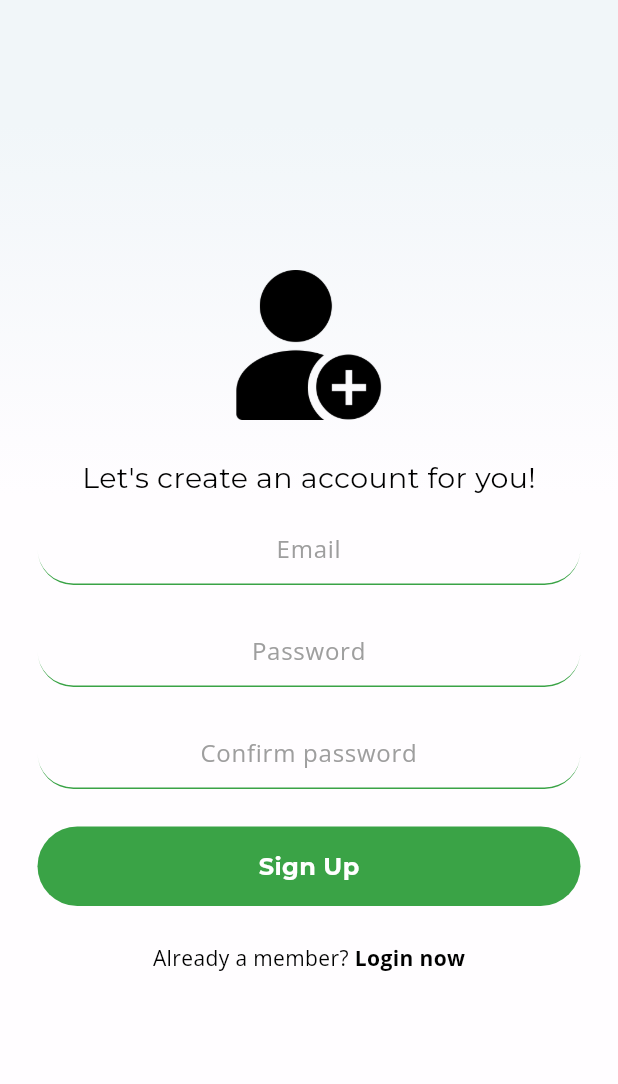
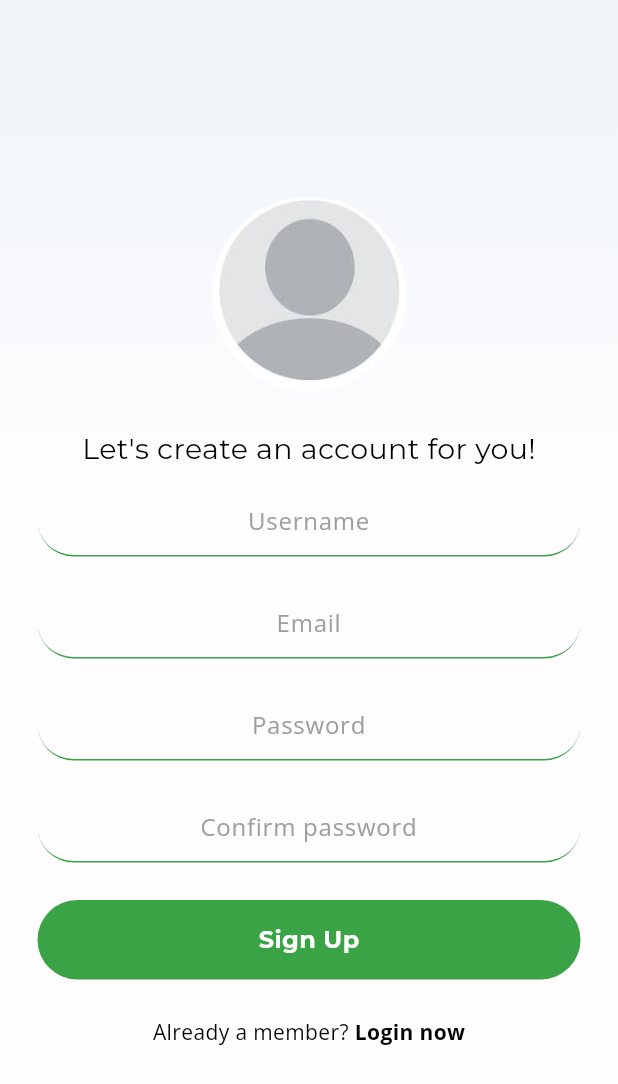
Before and after one commit to mohamedamineelabidi/myntriniw, a Flutter app: the RegisterPage screen opened directly with empty values, after a tap on "Sign Up", on a phone screen of 412 x 824 dp. Shown: the top 1084 px of the screen. Run offline on Flutter 3.47's test engine with Material 3 defaults, Android fonts, the phone set to English and light mode, and no system bars; our stand-ins replace cloud_firestore, firebase_auth, firebase_core, firebase_storage, google_fonts, image_picker and 1 more; missing offline and left inert: firebase_app_check; accounts and stored records are empty; network calls fail.

Commit message:
first commit

```diff
--- a/lib/components/my_story.dart
+++ b/lib/components/my_story.dart
@@ -66,7 +66,9 @@ class _MyStoryState extends State<MyStory> {
                       ),
                       shape: BoxShape.circle,
                       image: DecorationImage(
-                        image: NetworkImage(widget.imageUrl),
+                        image: widget.imageUrl != "defautIMG"
+                            ? NetworkImage(widget.imageUrl)
+                            : const AssetImage("images/user.jpeg"),
                         fit: BoxFit.cover,
                       ),
                     ),
--- a/lib/main.dart
+++ b/lib/main.dart
@@ -7,11 +7,16 @@ import 'package:ntrriniw_v0/pages/home_page.dart';
 import 'package:ntrriniw_v0/services/auth/auth_gate.dart';
 import 'package:ntrriniw_v0/services/auth/auth_service.dart';
 import 'package:provider/provider.dart';
+import 'package:firebase_app_check/firebase_app_check.dart';
 
 void main() async {
   WidgetsFlutterBinding.ensureInitialized();
   await Firebase.initializeApp(options: DefaultFirebaseOptions.currentPlatform);
   bool hasSeen = await SharedPrefsHelper.hasSeenGetStarted();
+  await FirebaseAppCheck.instance.activate(
+    androidProvider: AndroidProvider.playIntegrity,
+    appleProvider: AppleProvider.deviceCheck,
+  );
   runApp(ChangeNotifierProvider(
     create: (context) => AuthService(),
     child: MyApp(hasSeen: hasSeen),
--- a/lib/pages/register_page.dart
+++ b/lib/pages/register_page.dart
@@ -1,9 +1,11 @@
 import 'package:flutter/material.dart';
 import 'package:google_fonts/google_fonts.dart';
+import 'package:image_picker/image_picker.dart';
 import 'package:ntrriniw_v0/components/my_button.dart';
 import 'package:ntrriniw_v0/components/my_text_field.dart';
 import 'package:ntrriniw_v0/services/auth/auth_service.dart';
 import 'package:provider/provider.dart';
+import 'dart:io';
 
 class RegisterPage extends StatefulWidget {
   final void Function()? onTap;
@@ -14,6 +16,9 @@ class RegisterPage extends StatefulWidget {
 }
 
 class _RegisterPageState extends State<RegisterPage> {
+  File? _image;
+  final picker = ImagePicker();
+  final usernamecontroller = TextEditingController();
   final emailcontroller = TextEditingController();
   final passwdcontroller = TextEditingController();
   final confirmPasswdcontroller = TextEditingController();
@@ -30,8 +35,8 @@ class _RegisterPageState extends State<RegisterPage> {
     final authService = Provider.of<AuthService>(context, listen: false);
 
     try {
-      authService.signUpWithEmailandPassword(
-          emailcontroller.text, passwdcontroller.text);
+      authService.signUpWithEmailandPassword(emailcontroller.text,
+          passwdcontroller.text, usernamecontroller.text, _image);
     } catch (e) {
       // ignore: use_build_context_synchronously
       ScaffoldMessenger.of(context).showSnackBar(
@@ -42,6 +47,18 @@ class _RegisterPageState extends State<RegisterPage> {
         ),
       );
     }
+  }
+
+  Future<void> _pickImage() async {
+    final pickedFile = await picker.pickImage(source: ImageSource.gallery);
+
+    setState(() {
+      if (pickedFile != null) {
+        _image = File(pickedFile.path);
+      } else {
+        print('No image selected.');
+      }
+    });
   }
 
   @override
@@ -69,7 +86,26 @@ class _RegisterPageState extends State<RegisterPage> {
                   mainAxisAlignment: MainAxisAlignment.center,
                   children: [
                     const SizedBox(height: 50),
-                    Image.asset('images/add.png', width: 100, height: 100),
+                    GestureDetector(
+                      onTap: () async {
+                        await _pickImage();
+                      },
+                      child: ClipOval(
+                        child: Container(
+                          width: 130.0,
+                          height: 130.0,
+                          decoration: BoxDecoration(
+                            shape: BoxShape.circle,
+                            image: DecorationImage(
+                              image: _image == null
+                                  ? const AssetImage("images/user.jpeg")
+                                  : FileImage(_image!),
+                              fit: BoxFit.cover,
+                            ),
+                          ),
+                        ),
+                      ),
+                    ),
                     const SizedBox(height: 25),
                     Text(
                       "Let's create an account for you!",
@@ -79,6 +115,11 @@ class _RegisterPageState extends State<RegisterPage> {
                       ),
                     ),
                     const SizedBox(height: 10),
+                    MyTextField(
+                        controller: usernamecontroller,
+                        hintText: "Username",
+                        obscureText: false),
+                    const SizedBox(height: 20),
                     MyTextField(
                         controller: emailcontroller,
                         hintText: "Email",
--- a/lib/services/auth/auth_service.dart
+++ b/lib/services/auth/auth_service.dart
@@ -1,10 +1,11 @@
-// import 'package:cloud_firestore/cloud_firestore.dart';
+import 'package:cloud_firestore/cloud_firestore.dart';
 import 'package:firebase_auth/firebase_auth.dart';
+import 'package:firebase_storage/firebase_storage.dart';
 import 'package:flutter/material.dart';
 
 class AuthService extends ChangeNotifier {
   final FirebaseAuth _firebaseAuth = FirebaseAuth.instance;
-  // final FirebaseFirestore _fireStore = FirebaseFirestore.instance;
+  final FirebaseFirestore _fireStore = FirebaseFirestore.instance;
 
   Future<UserCredential> signInWithEmailandPassword(
       String email, String password) async {
@@ -27,18 +28,34 @@ class AuthService extends ChangeNotifier {
   }
 
   Future<UserCredential> signUpWithEmailandPassword(
-      String email, password) async {
+      String email, password, username, image) async {
     try {
       UserCredential userCredential =
           await _firebaseAuth.createUserWithEmailAndPassword(
         email: email,
         password: password,
       );
+      if (image != null) {
+        final storageRef = FirebaseStorage.instance
+            .ref()
+            .child('usersProfile/${DateTime.now().toIso8601String()}');
+        await storageRef.putFile(image!);
+        final downloadURL = await storageRef.getDownloadURL();
 
-      // _fireStore.collection('users').doc(userCredential.user!.uid).set({
-      //   "uid": userCredential.user!.uid,
-      //   "email": email,
-      // });
+        _fireStore.collection('users').doc(userCredential.user!.uid).set({
+          "uid": userCredential.user!.uid,
+          "username": username,
+          "email": email,
+          "profileImg": downloadURL,
+        });
+      } else {
+        _fireStore.collection('users').doc(userCredential.user!.uid).set({
+          "uid": userCredential.user!.uid,
+          "username": username,
+          "email": email,
+          "profileImg": 'defautIMG',
+        });
+      }
 
       return userCredential;
     } on FirebaseAuthException catch (e) {
--- a/pubspec.yaml
+++ b/pubspec.yaml
@@ -41,6 +41,10 @@ dependencies:
   provider:
   flutter_native_splash: ^2.4.1
   shared_preferences: ^2.2.3
+  cloud_firestore: ^5.1.0
+  image_picker: ^1.1.2
+  firebase_storage: ^12.1.1
+  firebase_app_check: ^0.3.0+3
 
 dev_dependencies:
   flutter_test:
```
Also changed, not shown: lib/pages/home_page.dart (+34 -11 lines), images/add.png (deleted), images/user.jpeg (added), pubspec.lock, 5 other files.
